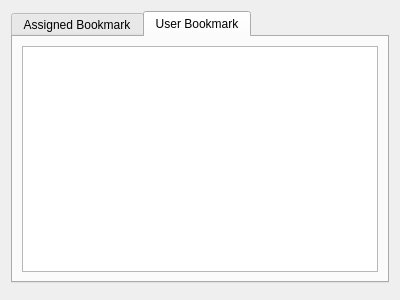
Before: the Qt Designer form neurolabi/gui/flyem/widgets/zflyembookmarkwidget.ui in janelia-flyem/NeuTu, drawn with Qt 5.
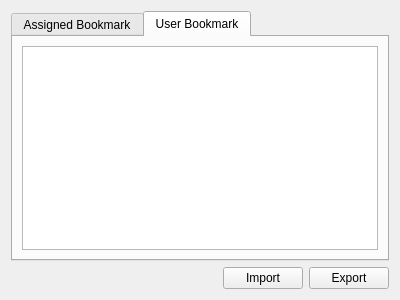
After: the same form once the commit is applied. Custom widgets are drawn as their Qt base class.

Commit message: Add user bookmark import

```diff
--- a/neurolabi/gui/flyem/widgets/zflyembookmarkwidget.ui
+++ b/neurolabi/gui/flyem/widgets/zflyembookmarkwidget.ui
@@ -59,7 +59,32 @@
     </widget>
    </item>
    <item>
-    <widget class="ZFlyEmBookmarkFilter" name="bookmarkFilter" native="true"/>
+    <layout class="QHBoxLayout" name="horizontalLayout">
+     <item>
+      <widget class="ZFlyEmBookmarkFilter" name="bookmarkFilter" native="true">
+       <property name="sizePolicy">
+        <sizepolicy hsizetype="MinimumExpanding" vsizetype="Preferred">
+         <horstretch>0</horstretch>
+         <verstretch>0</verstretch>
+        </sizepolicy>
+       </property>
+      </widget>
+     </item>
+     <item>
+      <widget class="QPushButton" name="importPushButton">
+       <property name="text">
+        <string>Import</string>
+       </property>
+      </widget>
+     </item>
+     <item>
+      <widget class="QPushButton" name="exportPushButton">
+       <property name="text">
+        <string>Export</string>
+       </property>
+      </widget>
+     </item>
+    </layout>
    </item>
   </layout>
  </widget>
```
The commit also changes 76 other files.
